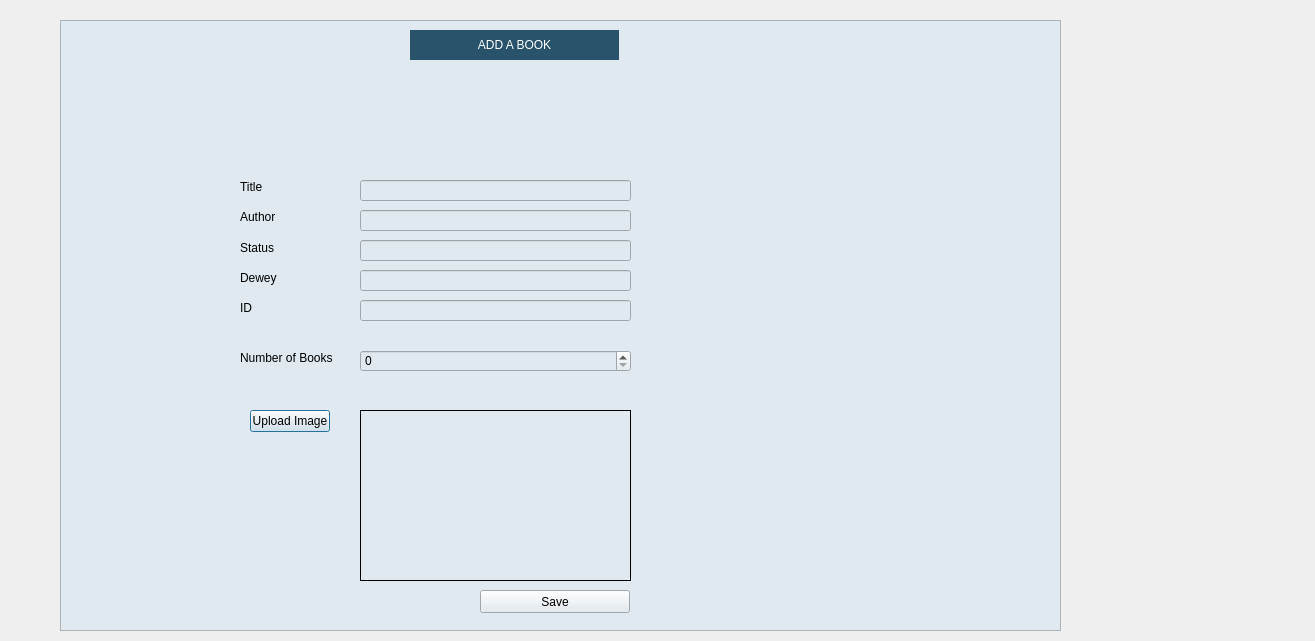
Before: the Qt Designer form theLIBRARY/addbook.ui in 270122090/the_Library, drawn with Qt 5.
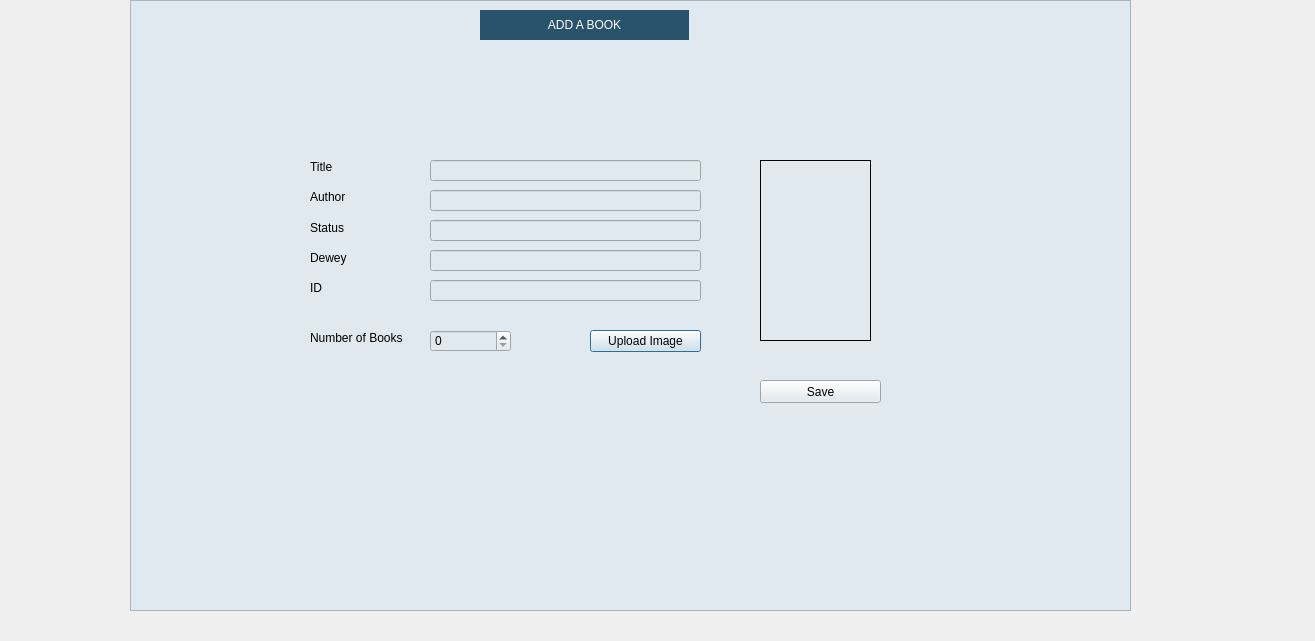
After: the same form once the commit is applied.

What changed in the file:
```diff
--- a/theLIBRARY/addbook.ui
+++ b/theLIBRARY/addbook.ui
@@ -16,8 +16,8 @@
   <widget class="QFrame" name="frame">
    <property name="geometry">
     <rect>
-     <x>60</x>
-     <y>20</y>
+     <x>130</x>
+     <y>0</y>
      <width>1001</width>
      <height>611</height>
     </rect>
@@ -54,9 +54,9 @@
    <widget class="QPushButton" name="btnloadbookimage">
     <property name="geometry">
      <rect>
-      <x>190</x>
-      <y>390</y>
-      <width>80</width>
+      <x>460</x>
+      <y>330</y>
+      <width>111</width>
       <height>22</height>
      </rect>
     </property>
@@ -67,10 +67,10 @@
    <widget class="QLabel" name="addbookimagebox">
     <property name="geometry">
      <rect>
-      <x>300</x>
-      <y>390</y>
-      <width>271</width>
-      <height>171</height>
+      <x>630</x>
+      <y>160</y>
+      <width>111</width>
+      <height>181</height>
      </rect>
     </property>
     <property name="frameShape">
@@ -205,9 +205,9 @@
    <widget class="QSplitter" name="splitter">
     <property name="geometry">
      <rect>
-      <x>420</x>
-      <y>570</y>
-      <width>150</width>
+      <x>630</x>
+      <y>380</y>
+      <width>121</width>
       <height>23</height>
      </rect>
     </property>
@@ -238,7 +238,7 @@
      <rect>
       <x>300</x>
       <y>330</y>
-      <width>271</width>
+      <width>81</width>
       <height>22</height>
      </rect>
     </property>
```
